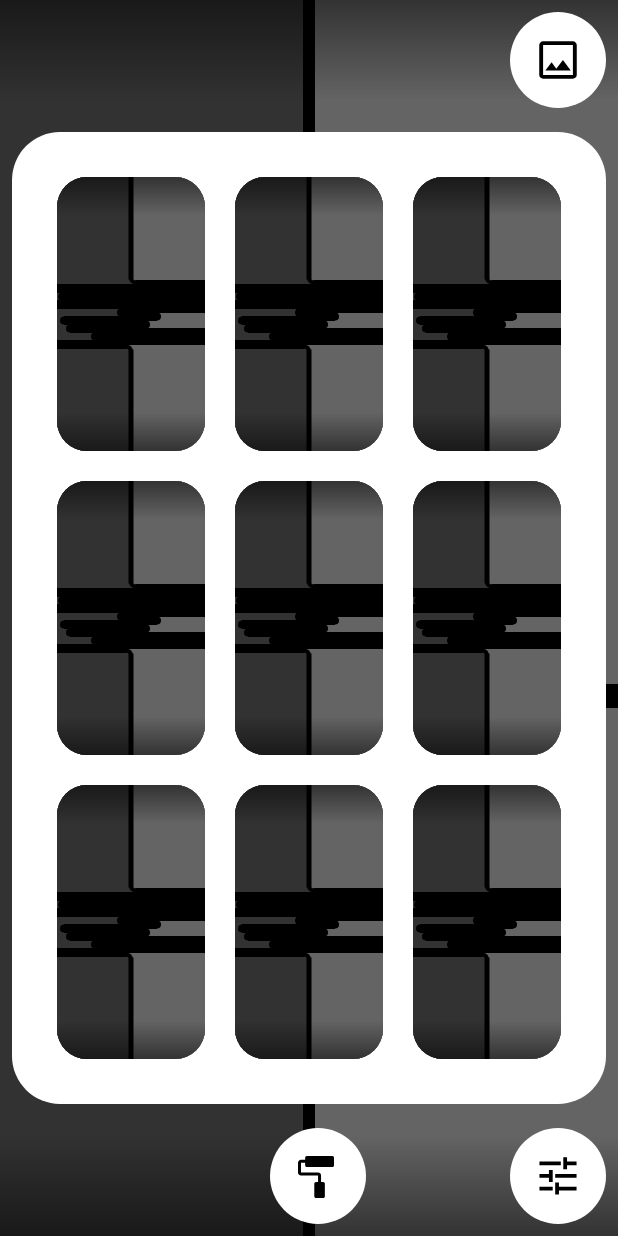
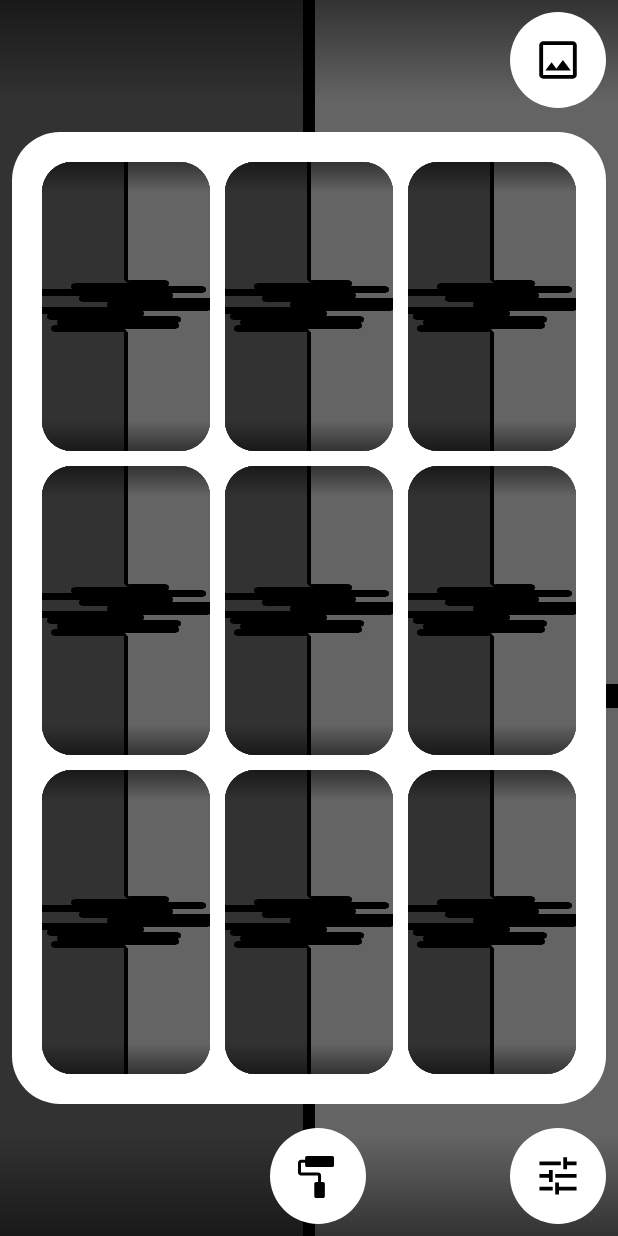
Before and after one commit to emperatrizDeFresa/Fluviatilis, an Android app: the screen it shows after launch (SettingsActivity), after a tap on an icon or button, on a phone screen of 412 x 824 dp. Run offline under Robolectric (Android 15) with nearby library versions, the phone set to English and light mode, and no system bars; libraries missing offline, so code that uses them is left out: org.shredzone.commons.

Commit message:
creacion previews 2

```diff
--- a/app/src/main/java/emperatriz/fluviatilis/liveWallpaper/WallpaperView.kt
+++ b/app/src/main/java/emperatriz/fluviatilis/liveWallpaper/WallpaperView.kt
@@ -30,6 +30,8 @@ class WallpaperView @JvmOverloads constructor(context: Context, attrs: Attribute
 
     var posted = false
 
+    var canDragWidget = true
+
     override fun onAttachedToWindow() {
         super.onAttachedToWindow()
         if (!posted && renderer != null) {
@@ -58,6 +60,7 @@ class WallpaperView @JvmOverloads constructor(context: Context, attrs: Attribute
     var firstTouch = true
     override fun onTouchEvent(event: MotionEvent): Boolean {
 
+        if (canDragWidget){
             val preferences = context.getSharedPreferences("fluviatilis", Context.MODE_PRIVATE)
             val radius = preferences.getInt("widgetXsize", 454)*0.5F
             val x = preferences.getInt("widgetX", 0)
@@ -79,6 +82,7 @@ class WallpaperView @JvmOverloads constructor(context: Context, attrs: Attribute
                 move = false
                 firstTouch = true
             }
+        }
         return true
     }
 
--- a/app/src/main/java/emperatriz/fluviatilis/settings/SettingsActivity.kt
+++ b/app/src/main/java/emperatriz/fluviatilis/settings/SettingsActivity.kt
@@ -14,9 +14,9 @@ import android.os.Bundle
 import android.os.VibrationEffect
 import android.os.Vibrator
 import android.util.DisplayMetrics
-import android.view.HapticFeedbackConstants
 import android.view.View
 import android.view.View.*
+import android.view.Window
 import android.widget.*
 import android.widget.SeekBar.OnSeekBarChangeListener
 import androidx.core.graphics.ColorUtils
@@ -66,6 +66,7 @@ class SettingsActivity : BaseSettingsActivity() {
             }
         })
         widgetsVisible=false
+        settings_live_wallpaper.canDragWidget = !settingsVisible && !widgetsVisible && !colorPickerVisible && !themesVisible
     }
 
     private fun closeSettings(lambda: () -> Unit){
@@ -83,6 +84,7 @@ class SettingsActivity : BaseSettingsActivity() {
             }
         })
         settingsVisible=false
+        settings_live_wallpaper.canDragWidget = !settingsVisible && !widgetsVisible && !colorPickerVisible && !themesVisible
     }
 
     private fun closeColorPicker(lambda: () -> Unit){
@@ -93,6 +95,7 @@ class SettingsActivity : BaseSettingsActivity() {
 
         colorPickerVisible=false
         lambda()
+        settings_live_wallpaper.canDragWidget = !settingsVisible && !widgetsVisible && !colorPickerVisible && !themesVisible
     }
 
     private fun closeThemes(lambda: () -> Unit){
@@ -111,6 +114,7 @@ class SettingsActivity : BaseSettingsActivity() {
             }
         })
         themesVisible=false
+        settings_live_wallpaper.canDragWidget = !settingsVisible && !widgetsVisible && !colorPickerVisible && !themesVisible
     }
 
     private fun openWidgets(){
@@ -124,6 +128,7 @@ class SettingsActivity : BaseSettingsActivity() {
         widgetsVisible=true
         val shape = ShapeDrawable(RectShape())
         initWidgetSelector()
+        settings_live_wallpaper.canDragWidget = !settingsVisible && !widgetsVisible && !colorPickerVisible && !themesVisible
     }
 
     private fun openSettings(){
@@ -135,6 +140,7 @@ class SettingsActivity : BaseSettingsActivity() {
         anim.duration = 300
         anim.start()
         settingsVisible=true
+        settings_live_wallpaper.canDragWidget = !settingsVisible && !widgetsVisible && !colorPickerVisible && !themesVisible
     }
 
     private fun openColorPicker(){
@@ -147,6 +153,7 @@ class SettingsActivity : BaseSettingsActivity() {
         anim.start()
         colorPickerVisible=true
         setLastColors()
+        settings_live_wallpaper.canDragWidget = !settingsVisible && !widgetsVisible && !colorPickerVisible && !themesVisible
     }
 
     private fun openThemes(){
@@ -158,6 +165,7 @@ class SettingsActivity : BaseSettingsActivity() {
         anim.duration = 300
         anim.start()
         themesVisible=true
+        settings_live_wallpaper.canDragWidget = !settingsVisible && !widgetsVisible && !colorPickerVisible && !themesVisible
     }
 
     override fun onResume() {
@@ -394,10 +402,9 @@ class SettingsActivity : BaseSettingsActivity() {
             }
 
             override fun onProgressChanged(seekBar: SeekBar, progress: Int, fromUser: Boolean) {
-                if (progress%45==0){
+                if (progress % 45 == 0) {
                     vibraFuerte()
-                }
-                else{
+                } else {
                     vibra(2)
                 }
                 preferences.edit().putInt("rotation", progress).apply()
@@ -417,11 +424,10 @@ class SettingsActivity : BaseSettingsActivity() {
             }
 
             override fun onProgressChanged(seekBar: SeekBar, progress_: Int, fromUser: Boolean) {
-                val progress = progress_- dm.widthPixels / 2
-                if (progress==0){
+                val progress = progress_ - dm.widthPixels / 2
+                if (progress == 0) {
                     vibraFuerte()
-                }
-                else{
+                } else {
                     vibra(2)
                 }
                 preferences.edit().putInt("horizontalOffset", progress).apply()
@@ -441,11 +447,10 @@ class SettingsActivity : BaseSettingsActivity() {
             }
 
             override fun onProgressChanged(seekBar: SeekBar, progress_: Int, fromUser: Boolean) {
-                val progress = progress_- dm.heightPixels / 2
-                if (progress==0){
+                val progress = progress_ - dm.heightPixels / 2
+                if (progress == 0) {
                     vibraFuerte()
-                }
-                else{
+                } else {
                     vibra(2)
                 }
                 preferences.edit().putInt("verticalOffset", progress).apply()
@@ -510,10 +515,9 @@ class SettingsActivity : BaseSettingsActivity() {
             }
 
             override fun onProgressChanged(seekBar: SeekBar, progress: Int, fromUser: Boolean) {
-                if (progress==dm.widthPixels/2){
+                if (progress == dm.widthPixels / 2) {
                     vibraFuerte()
-                }
-                else{
+                } else {
                     vibra(2)
                 }
                 widgetX2.progress = progress
@@ -538,10 +542,9 @@ class SettingsActivity : BaseSettingsActivity() {
             }
 
             override fun onProgressChanged(seekBar: SeekBar, progress: Int, fromUser: Boolean) {
-                if (progress==dm.heightPixels/2){
+                if (progress == dm.heightPixels / 2) {
                     vibraFuerte()
-                }
-                else{
+                } else {
                     vibra(2)
                 }
                 widgetY2.progress = progress
@@ -596,7 +599,7 @@ class SettingsActivity : BaseSettingsActivity() {
 
             override fun onProgressChanged(seekBar: SeekBar, progress: Int, fromUser: Boolean) {
                 vibra(2)
-                SysPypots.save(SysPypots.SETTINGS_DIVISIONES, if (progress==7) 9 else progress+1, this@SettingsActivity)
+                SysPypots.save(SysPypots.SETTINGS_DIVISIONES, if (progress == 7) 9 else progress + 1, this@SettingsActivity)
                 preferences.edit().putBoolean("changedWidget", true).apply()
                 preferences.edit().putBoolean("changedWidgetWallpaper", true).apply()
 
@@ -641,10 +644,9 @@ class SettingsActivity : BaseSettingsActivity() {
             }
 
             override fun onProgressChanged(seekBar: SeekBar, progress: Int, fromUser: Boolean) {
-                if (progress==dm.widthPixels/2){
+                if (progress == dm.widthPixels / 2) {
                     vibraFuerte()
-                }
-                else{
+                } else {
                     vibra(2)
                 }
                 widgetX.progress = progress
@@ -669,10 +671,9 @@ class SettingsActivity : BaseSettingsActivity() {
             }
 
             override fun onProgressChanged(seekBar: SeekBar, progress: Int, fromUser: Boolean) {
-                if (progress==dm.heightPixels/2){
+                if (progress == dm.heightPixels / 2) {
                     vibraFuerte()
-                }
-                else{
+                } else {
                     vibra(2)
                 }
                 widgetY.progress = progress
@@ -755,10 +756,9 @@ class SettingsActivity : BaseSettingsActivity() {
             }
 
             override fun onProgressChanged(seekBar: SeekBar, progress: Int, fromUser: Boolean) {
-                if (progress==dm.widthPixels/2){
+                if (progress == dm.widthPixels / 2) {
                     vibraFuerte()
-                }
-                else{
+                } else {
                     vibra(2)
                 }
                 widgetX2.progress = progress
@@ -783,10 +783,9 @@ class SettingsActivity : BaseSettingsActivity() {
             }
 
             override fun onProgressChanged(seekBar: SeekBar, progress: Int, fromUser: Boolean) {
-                if (progress==dm.heightPixels/2){
+                if (progress == dm.heightPixels / 2) {
                     vibraFuerte()
-                }
-                else{
+                } else {
                     vibra(2)
                 }
                 widgetY2.progress = progress
@@ -1003,48 +1002,81 @@ class SettingsActivity : BaseSettingsActivity() {
         }
     }
 
-    private fun getCurrentTheme(preferences:SharedPreferences, height:Int, width:Int): Theme{
+    private fun getCurrentTheme(preferences: SharedPreferences, height: Int, width: Int): Theme{
         val dm = DisplayMetrics()
         windowManager.defaultDisplay.getRealMetrics(dm)
         val hProportion = width / (1f*dm.widthPixels)
         val vProportion = height / (1f*dm.heightPixels)
-        var margin = Math.round(preferences.getInt("fluvWeight", 12)*2*hProportion)
+        var margin = Math.round(preferences.getInt("fluvWeight", 12) * 2 * hProportion)
         val model = WallpaperModel(Math.round((height * (preferences.getInt("heightness", 15)).toFloat() / 100) / preferences.getInt("fluvNumber", 16)).toInt(),
                 margin,
                 (width / 2) - margin,
-                Math.round(preferences.getInt("fluvNumber", 16)*1f),
-                        Math.round(preferences.getInt("fluvWeight", 12)*vProportion),
+                Math.round(preferences.getInt("fluvNumber", 16) * 1f),
+                Math.round(preferences.getInt("fluvWeight", 12) * vProportion),
                 60,
                 false,
                 height,
                 width,
                 0,
-                Math.round(preferences.getInt("wideness", 380)*hProportion))
+                Math.round(preferences.getInt("wideness", 380) * hProportion))
 
-        val theme = Theme(model.fluvHeight,model.fluvNumber,model.fluvWeight,0,model.wideness,Math.round(preferences.getInt("heightness", 15)*1f),preferences.getInt("dimAlpha", 125),Math.round(preferences.getInt("dimHeight", 100)*vProportion),
-                preferences.getInt("rotation", 0),Math.round(preferences.getInt("horizontalOffset", 0)*hProportion),Math.round(preferences.getInt("verticalOffset", 0)*vProportion),preferences.getInt("color", Color.BLACK),
-                preferences.getInt("colorLeft", Color.rgb(50, 50, 50)),preferences.getInt("colorRight", Color.rgb(100, 100, 100)),0,0,0,0,0,false,false,0xff00ffff.toInt(),0xff00ffff.toInt(),0xff00ffff.toInt(),
-                0xff00ffff.toInt())
+
+        var widgetSelected=0
+        var style=0
+        var color1=0
+        var color2=0
+        var color3=0
+        var color4=0
+
+        when (preferences.getString("selectedWidget", "pypots")){
+            "pypots" -> {
+                widgetSelected=1
+                style = preferences.getInt(SysPypots.SETTINGS_DIVISIONES, 0)
+            }
+            "spin"   -> {
+                widgetSelected=2
+                style = preferences.getInt("outmode", 0)
+                color1 = preferences.getInt(SpinDrawUtils.ACCENT_COLOR, Color.BLACK)
+            }
+            "custom" -> {
+                widgetSelected=3
+                color1 = preferences.getInt("colorAgujas",  Color.BLACK)
+                color2 = preferences.getInt("colorEsfera",  Color.WHITE)
+                color3 = preferences.getInt("colorBorde",  Color.DKGRAY)
+                color4 = preferences.getInt("colorSegundo",  Color.RED)
+            }
+        }
+
+        val theme = Theme(model.fluvHeight, model.fluvNumber, model.fluvWeight, 0, model.wideness, Math.round(preferences.getInt("heightness", 15) * 1f), preferences.getInt("dimAlpha", 125), Math.round(preferences.getInt("dimHeight", 100) * vProportion),
+                preferences.getInt("rotation", 0), Math.round(preferences.getInt("horizontalOffset", 0) * hProportion), Math.round(preferences.getInt("verticalOffset", 0) * vProportion), preferences.getInt("color", Color.BLACK),
+                preferences.getInt("colorLeft", Color.rgb(50, 50, 50)), preferences.getInt("colorRight", Color.rgb(100, 100, 100)), widgetSelected,
+                Math.round(preferences.getInt("widgetX", 0)* vProportion), Math.round(preferences.getInt("widgetY", 0)* vProportion), Math.round(preferences.getInt("widgetXsize", 454)* vProportion),
+                style, preferences.getBoolean(SysPypots.SETTINGS_DISCRETO, false),preferences.getBoolean(SysPypots.SETTINGS_HALO, false), color1, color2, color3, color4)
 
         return theme
     }
 
     private fun initThemes(){
+        val dm = DisplayMetrics()
+        windowManager.defaultDisplay.getRealMetrics(dm)
 
-        val llWidth = 252
-        val llHeight = 472
+        val rectangle = Rect()
+        val window: Window = window
+        window.getDecorView().getWindowVisibleDisplayFrame(rectangle)
+        val llWidth = (dm.widthPixels-56.dp()-20.dp())/3
+        val llHeight = (rectangle.bottom-186.dp()-20.dp())/3
 
-        val theme1 = getCurrentTheme(getSharedPreferences("fluviatilis", Context.MODE_PRIVATE),llHeight, llWidth)
-        val model1 = WallpaperModel(theme1.fluvHeight, 0,100,theme1.fluvNumber, theme1.fluvWeight, 0,false,300,150,0,theme1.wideness)
-        val preview1 = ThemePreview(this, null,  theme1, model1)
-        val preview2 = ThemePreview(this, null,  theme1, model1)
-        val preview3 = ThemePreview(this, null,  theme1, model1)
-        val preview4 = ThemePreview(this, null,  theme1, model1)
-        val preview5 = ThemePreview(this, null,  theme1, model1)
-        val preview6 = ThemePreview(this, null,  theme1, model1)
-        val preview7 = ThemePreview(this, null,  theme1, model1)
-        val preview8 = ThemePreview(this, null,  theme1, model1)
-        val preview9 = ThemePreview(this, null,  theme1, model1)
+        val theme1 = getCurrentTheme(getSharedPreferences("fluviatilis", Context.MODE_PRIVATE), llHeight, llWidth)
+        val model1 = WallpaperModel(theme1.fluvHeight, 0, 100, theme1.fluvNumber, theme1.fluvWeight, 0, false, llHeight, llWidth, 0, theme1.wideness)
+        val preview1 = ThemePreview(this, null, theme1, model1)
+        val preview2 = ThemePreview(this, null, theme1, model1)
+        val preview3 = ThemePreview(this, null, theme1, model1)
+        val preview4 = ThemePreview(this, null, theme1, model1)
+        val preview5 = ThemePreview(this, null, theme1, model1)
+        val preview6 = ThemePreview(this, null, theme1, model1)
+        val preview7 = ThemePreview(this, null, theme1, model1)
+        val preview8 = ThemePreview(this, null, theme1, model1)
+        val preview9 = ThemePreview(this, null, theme1, model1)
         themeLL1.addView(preview1)
         themeLL2.addView(preview2)
         themeLL3.addView(preview3)
@@ -1157,7 +1189,7 @@ class SettingsActivity : BaseSettingsActivity() {
 
             override fun onProgressChanged(seekBar: SeekBar, progress: Int, fromUser: Boolean) {
 
-                    vibra(2)
+                vibra(2)
 
                 saturacion = progress / 100f
                 preferences.edit().putInt(preferencesKey, getHSLColor(matiz, saturacion, luminosidad)).apply()
@@ -1189,10 +1221,9 @@ class SettingsActivity : BaseSettingsActivity() {
             }
 
             override fun onProgressChanged(seekBar: SeekBar, progress: Int, fromUser: Boolean) {
-                if (progress==50){
+                if (progress == 50) {
                     vibraFuerte()
-                }
-                else{
+                } else {
                     vibra(2)
                 }
                 luminosidad = progress / 100f
@@ -1298,26 +1329,26 @@ class SettingsActivity : BaseSettingsActivity() {
             var colorComponents = FloatArray(3)
             ColorUtils.colorToHSL(lastColors.get(0), colorComponents)
             cpColor.progress = colorComponents.get(0).toInt()
-            cpSaturacion.progress = Math.round(colorComponents.get(1)*100).toInt()
-            cpLuminosidad.progress = Math.round(colorComponents.get(2)*100).toInt()
+            cpSaturacion.progress = Math.round(colorComponents.get(1) * 100).toInt()
+            cpLuminosidad.progress = Math.round(colorComponents.get(2) * 100).toInt()
         }
         lastColor2.setOnClickListener {
             var colorComponents = FloatArray(3)
             ColorUtils.colorToHSL(lastColors.get(1), colorComponents)
             cpColor.progress = colorComponents.get(0).toInt()
-            cpSaturacion.progress = Math.round(colorComponents.get(1)*100).toInt()
-            cpLuminosidad.progress = Math.round(colorComponents.get(2)*100).toInt()
+            cpSaturacion.progress = Math.round(colorComponents.get(1) * 100).toInt()
+            cpLuminosidad.progress = Math.round(colorComponents.get(2) * 100).toInt()
         }
         lastColor3.setOnClickListener {
             var colorComponents = FloatArray(3)
             ColorUtils.colorToHSL(lastColors.get(2), colorComponents)
             cpColor.progress = colorComponents.get(0).toInt()
-            cpSaturacion.progress = Math.round(colorComponents.get(1)*100).toInt()
-            cpLuminosidad.progress = Math.round(colorComponents.get(2)*100).toInt()
+            cpSaturacion.progress = Math.round(colorComponents.get(1) * 100).toInt()
+            cpLuminosidad.progress = Math.round(colorComponents.get(2) * 100).toInt()
         }
     }
 
-    fun vibra(tiempo:Long){
+    fun vibra(tiempo: Long){
         val v = getSystemService(VIBRATOR_SERVICE) as Vibrator
         if (android.os.Build.VERSION.SDK_INT >= android.os.Build.VERSION_CODES.Q) {
             v.vibrate(VibrationEffect.createPredefined(VibrationEffect.EFFECT_HEAVY_CLICK))
--- a/app/src/main/java/emperatriz/fluviatilis/themes/ThemePreview.kt
+++ b/app/src/main/java/emperatriz/fluviatilis/themes/ThemePreview.kt
@@ -82,7 +82,7 @@ class ThemePreview @JvmOverloads constructor(context: Context, attrs: AttributeS
 
         hOffset = height
 
-        var widget:WidgetDrawer
+        lateinit var widget:WidgetDrawer
         if (theme.widgetSelected>0) {
             when(theme.widgetSelected){
                 1 -> {
@@ -177,24 +177,16 @@ class ThemePreview @JvmOverloads constructor(context: Context, attrs: AttributeS
 
 
 
-            if (theme.widgetSelected>0){
-
-                val widgetX =  theme.widgetX
-                val widgetY =  theme.widgetY
-//                if (!widget.isInitialized()){
-//                    widget.init(context, widgetX, widgetY, preferences.getInt("widgetXsize", 454), preferences.getInt("widgetXsize", 454))
-//                }
-//                if (isWallpaper && preferences.getBoolean("changedWidgetWallpaper", false)){
-//                    widget.init(context, widgetX,widgetY,preferences.getInt("widgetXsize", 454),preferences.getInt("widgetXsize", 454))
-//                    preferences.edit().putBoolean("changedWidgetWallpaper", false).apply()
-//                }
-//                if (!isWallpaper && preferences.getBoolean("changedWidget", false)){
-//                    widget.init(context, widgetX,widgetY,preferences.getInt("widgetXsize", 454),preferences.getInt("widgetXsize", 454))
-//                    preferences.edit().putBoolean("changedWidget", false).apply()
-//                }
+//            if (theme.widgetSelected>0){
 //
-//                widget.draw(canvas, isWallpaper, widgetX, widgetY)
-            }
+//                val widgetX =  theme.widgetX
+//                val widgetY =  theme.widgetY
+//
+//                    widget.init(context, widgetX!!, widgetY!!, theme.widgetXsize!!, theme.widgetXsize!!)
+//
+//
+//                widget.draw(canvas, false, widgetX!!, widgetY!!)
+//            }
 
 
         }
--- a/app/src/main/res/layout/activity_settings.xml
+++ b/app/src/main/res/layout/activity_settings.xml
@@ -995,12 +995,14 @@
                 android:orientation="vertical"
                 android:layout_margin="8dp"
                 android:padding="20dp"
+
                 android:background="@drawable/settings_panel"
                 >
                 <LinearLayout
                     android:layout_width="match_parent"
                     android:layout_height="0dp"
                     android:layout_weight="0.33"
+                    android:layout_marginBottom="10dp"
                     android:gravity="center"
                     android:orientation="horizontal">
                     <LinearLayout
@@ -1008,7 +1010,7 @@
                         android:layout_width="0dp"
                         android:layout_height="match_parent"
                         android:layout_weight="0.33"
-                        android:padding="10dp"
+                        android:layout_marginEnd="10dp"
                         android:gravity="center"
                         android:orientation="horizontal">
 
@@ -1018,7 +1020,7 @@
                         android:layout_width="0dp"
                         android:layout_height="match_parent"
                         android:layout_weight="0.33"
-                        android:padding="10dp"
+                        android:layout_marginEnd="10dp"
                         android:gravity="center"
                         android:orientation="horizontal">
 
@@ -1028,7 +1030,6 @@
                         android:layout_width="0dp"
                         android:layout_height="match_parent"
                         android:layout_weight="0.33"
-                        android:padding="10dp"
                         android:gravity="center"
                         android:orientation="horizontal">
 
@@ -1039,13 +1040,14 @@
                     android:layout_height="0dp"
                     android:layout_weight="0.33"
                     android:gravity="center"
+                    android:layout_marginBottom="10dp"
                     android:orientation="horizontal">
                     <LinearLayout
                         android:id="@+id/themeLL4"
                         android:layout_width="0dp"
                         android:layout_height="match_parent"
                         android:layout_weight="0.33"
-                        android:padding="10dp"
+                        android:layout_marginEnd="10dp"
                         android:gravity="center"
                         android:orientation="horizontal">
 
@@ -1055,7 +1057,7 @@
                         android:layout_width="0dp"
                         android:layout_height="match_parent"
                         android:layout_weight="0.33"
-                        android:padding="10dp"
+                        android:layout_marginEnd="10dp"
                         android:gravity="center"
                         android:orientation="horizontal">
 
@@ -1065,7 +1067,6 @@
                         android:layout_width="0dp"
                         android:layout_height="match_parent"
                         android:layout_weight="0.33"
-                        android:padding="10dp"
                         android:gravity="center"
                         android:orientation="horizontal">
 
@@ -1082,7 +1083,8 @@
                         android:layout_width="0dp"
                         android:layout_height="match_parent"
                         android:layout_weight="0.33"
-                        android:padding="10dp"
+                        android:layout_marginEnd="10dp"
+
                         android:gravity="center"
                         android:orientation="horizontal">
 
@@ -1092,7 +1094,8 @@
                         android:layout_width="0dp"
                         android:layout_height="match_parent"
                         android:layout_weight="0.33"
-                        android:padding="10dp"
+                        android:layout_marginEnd="10dp"
+
                         android:gravity="center"
                         android:orientation="horizontal">
 
@@ -1103,7 +1106,7 @@
                         android:layout_height="match_parent"
                         android:layout_weight="0.33"
                         android:gravity="center"
-                        android:padding="10dp"
+
                         android:orientation="horizontal">
 
                     </LinearLayout>
```
Lines whose indentation alone changed are shown as unchanged.
